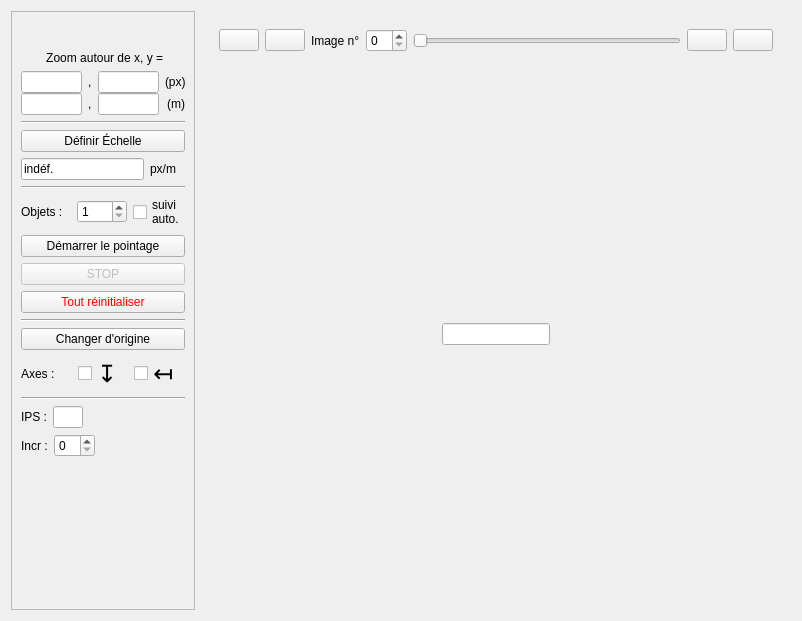
First picture: the form in src/interfaces/pointage.ui, repository rene-d/pymecavideo, before the edit.
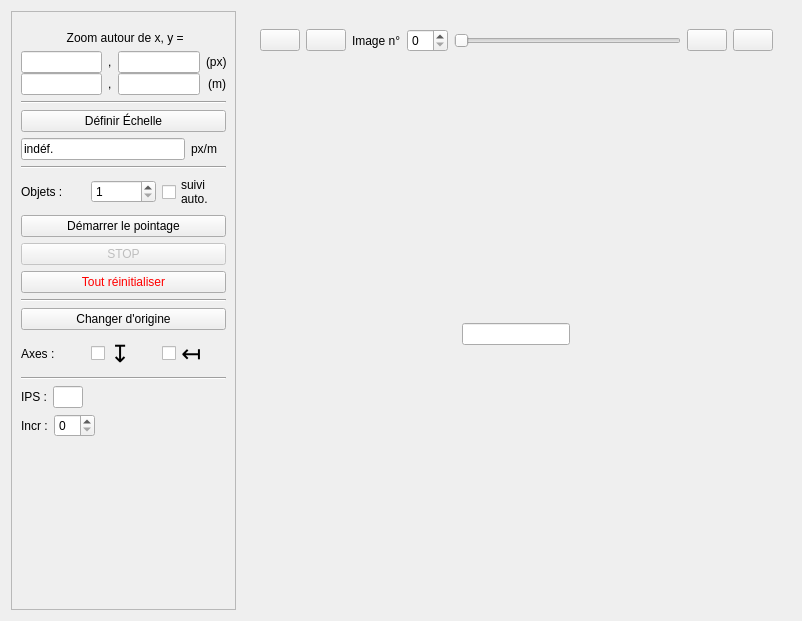
Second picture: the form after the edit. Icons and pictures are not drawn. Custom widgets are drawn as their Qt base class.

Commit message: Fenêtre de zoom : ajout décalage sur les bords

```diff
--- a/src/interfaces/pointage.ui
+++ b/src/interfaces/pointage.ui
@@ -24,7 +24,7 @@
      </property>
      <property name="minimumSize">
       <size>
-       <width>184</width>
+       <width>225</width>
        <height>0</height>
       </size>
      </property>
@@ -55,7 +55,7 @@
         <x>0</x>
         <y>0</y>
         <width>223</width>
-        <height>582</height>
+        <height>597</height>
        </rect>
       </property>
       <layout class="QVBoxLayout" name="verticalLayout_3">
@@ -80,32 +80,6 @@
           <property name="bottomMargin">
            <number>2</number>
           </property>
-          <item>
-           <spacer name="horizontalSpacer_2">
-            <property name="orientation">
-             <enum>Qt::Horizontal</enum>
-            </property>
-            <property name="sizeHint" stdset="0">
-             <size>
-              <width>1</width>
-              <height>20</height>
-             </size>
-            </property>
-           </spacer>
-          </item>
-          <item>
-           <spacer name="horizontalSpacer">
-            <property name="orientation">
-             <enum>Qt::Horizontal</enum>
-            </property>
-            <property name="sizeHint" stdset="0">
-             <size>
-              <width>1</width>
-              <height>20</height>
-             </size>
-            </property>
-           </spacer>
-          </item>
          </layout>
         </widget>
        </item>
```
The commit also changes 1 other file.
